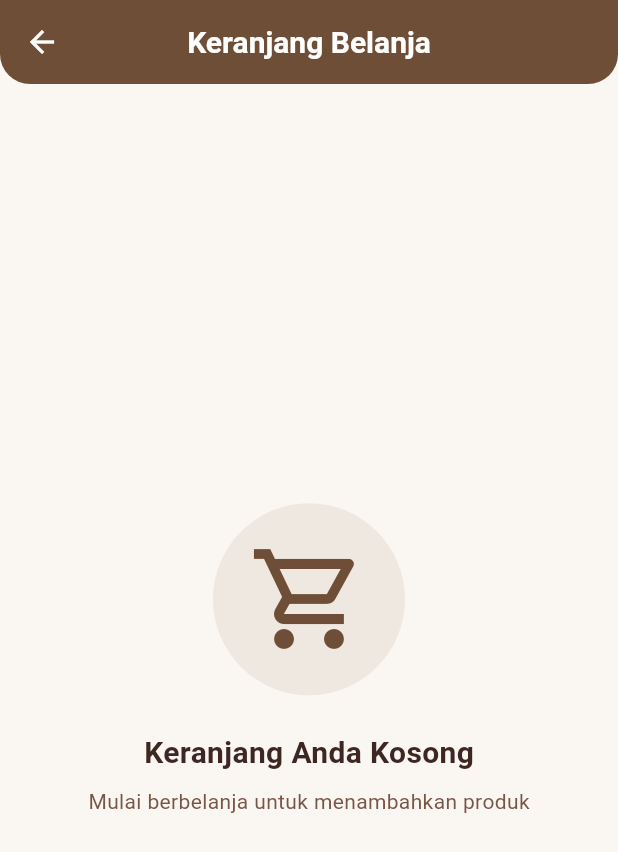
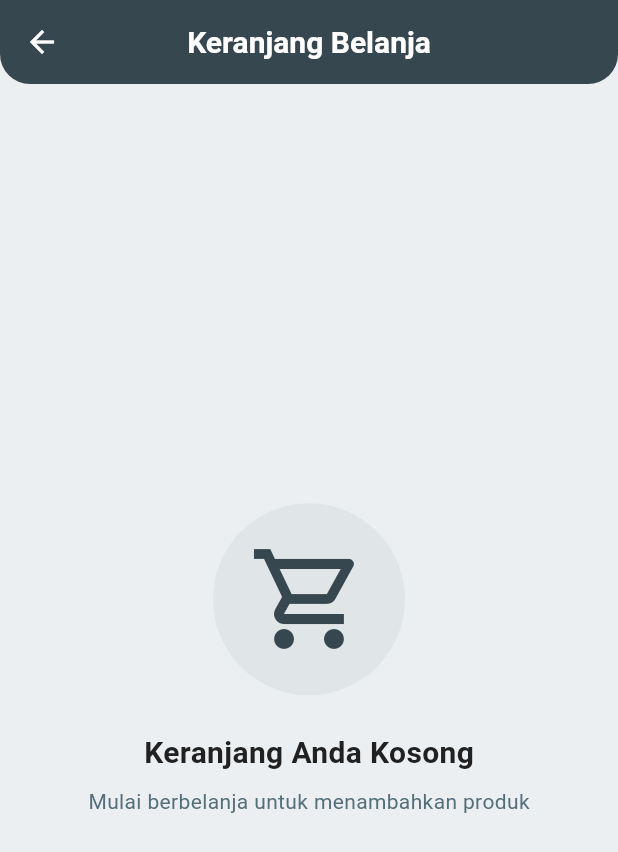
Before and after one commit to SadamIRM/smoker-app-sadamirham, a Flutter app: the CartPage screen opened directly, on a phone screen of 412 x 824 dp. Shown: the top 852 px of the screen. Run offline on Flutter 3.47's test engine with Material 3 defaults, Android fonts, the phone set to English and light mode, and no system bars; our stand-ins replace app_links, dio, email_validator, equatable, firebase_auth, firebase_core and 5 more; accounts and stored records are empty; network calls fail.

Commit message:
feat : merubah warna aplikasi seperti nuansa berasap warna ke abu2 an

```diff
--- a/lib/core/constants/app_colors.dart
+++ b/lib/core/constants/app_colors.dart
@@ -1,23 +1,22 @@
 import 'package:flutter/material.dart';
 
 class AppColors {
-  // Brown & White Theme
-  static const Color primary = Color(0xFF6F4E37);      // Warm Brown
-  static const Color primaryLight = Color(0xFF8B6F47); // Light Brown
-  static const Color primaryDark = Color(0xFF5A3E2F);  // Dark Brown
-  static const Color accent = Color(0xFFA0826D);       // Medium Brown
+  // Smoky Slate, Ash & Ember Theme
+  static const Color primary = Color(0xFF37474F);      // Dark Smoke Slate (Charcoal)
+  static const Color primaryLight = Color(0xFF78909C); // Medium Smoke / Ash
+  static const Color primaryDark = Color(0xFF263238);  // Deep Charcoal
+  static const Color accent = Color(0xFFFF5722);       // Ember Orange (Fire tip)
 
-  static const Color background = Color(0xFFFAF6F1);   // Off White
+  static const Color background = Color(0xFFECEFF1);   // Light Ash Background
   static const Color surface = Color(0xFFFFFFFF);      // White
-  static const Color error = Color(0xFFB71C1C);        // Dark Red
-  static const Color info = Color(0xFFFF9800);         // Orange
+  static const Color error = Color(0xFFD32F2F);        // Red
+  static const Color info = Color(0xFF0288D1);         // Blue
 
-  static const Color textPrimary = Color(0xFF3E2723);  // Dark Brown Text
-  static const Color textSecondary = Color(0xFF795548);// Medium Brown Text
-  static const Color textHint = Color(0xFFBCAAA4);     // Light Brown Hint
-  static const Color textOnPrimary = Color(0xFFFFFFFF);// White text on brown
+  static const Color textPrimary = Color(0xFF212121);  // Charcoal Text
+  static const Color textSecondary = Color(0xFF546E7A);// Muted Blue-Grey Text
+  static const Color textHint = Color(0xFFB0BEC5);     // Silver Hint
+  static const Color textOnPrimary = Color(0xFFFFFFFF);// White text on primary
 
-  static const Color divider = Color(0xFFD7CCC8);      // Light Brown Divider
-  static const Color border = Color(0xFFD7CCC8);       // Light Brown Border
-
+  static const Color divider = Color(0xFFCFD8DC);      // Soft Ash Divider
+  static const Color border = Color(0xFFB0BEC5);       // Soft Ash Border
 }
```
